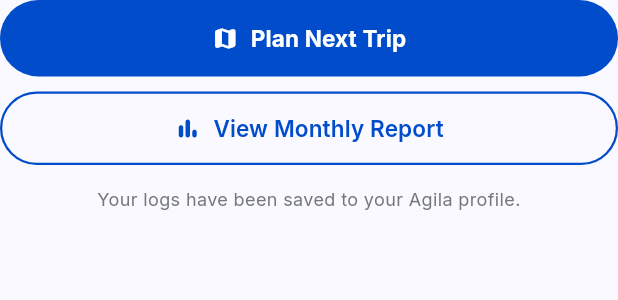
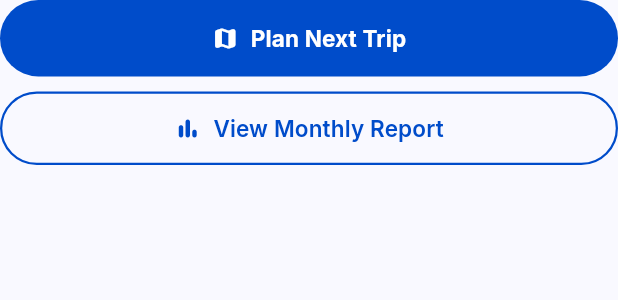
Before and after one commit to Devkada-A-a-r-rons/Haribon, a Flutter app: the _CtaFooter widget shown alone on an empty page, opened directly with empty values, on a phone screen of 412 x 824 dp. Shown: the top 300 px of the screen. Run offline on Flutter 3.47's test engine with Material 3 defaults, Android fonts, the phone set to English and light mode, and no system bars; our stand-ins replace flutter_map, google_fonts, latlong2, sqflite; missing offline and left inert: llama_cpp_dart; accounts and stored records are empty.

Commit message:
Fix: Remove log message

```diff
--- a/lib/features/summary/trip_summary_screen.dart
+++ b/lib/features/summary/trip_summary_screen.dart
@@ -216,17 +216,6 @@ class _CtaFooter extends StatelessWidget {
             ),
           ),
         ),
-        const SizedBox(height: 14),
-
-        // Log note
-        Text(
-          'Your logs have been saved to your Agila profile.',
-          textAlign: TextAlign.center,
-          style: GoogleFonts.inter(
-            fontSize: 12,
-            color: AppColors.textTertiary,
-          ),
-        ),
       ],
     );
   }
```
